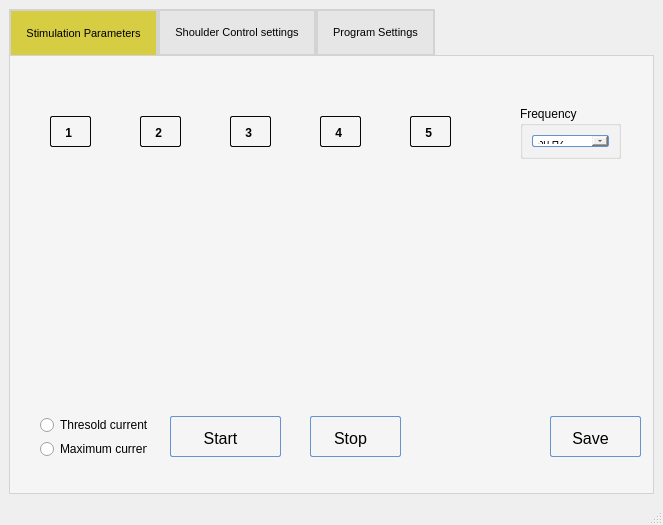
This is POML060_v1/stageprogram.ui in viniltc/POML060 as Qt 5 draws it before an edit. The edited form follows.
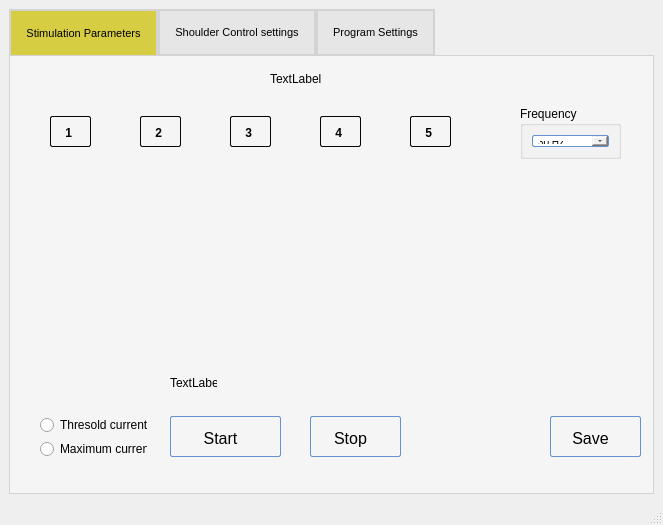
This is the edited form. Icons and pictures are not drawn. Custom widgets are drawn as their Qt base class.

Diff of the .ui file:
```diff
--- a/POML060_v1/stageprogram.ui
+++ b/POML060_v1/stageprogram.ui
@@ -610,6 +610,32 @@
          <string>  5</string>
         </property>
        </widget>
+       <widget class="QLabel" name="label_pLabel">
+        <property name="geometry">
+         <rect>
+          <x>260</x>
+          <y>12</y>
+          <width>101</width>
+          <height>21</height>
+         </rect>
+        </property>
+        <property name="text">
+         <string>TextLabel</string>
+        </property>
+       </widget>
+       <widget class="QLabel" name="label_PW">
+        <property name="geometry">
+         <rect>
+          <x>160</x>
+          <y>320</y>
+          <width>47</width>
+          <height>13</height>
+         </rect>
+        </property>
+        <property name="text">
+         <string>TextLabel</string>
+        </property>
+       </widget>
       </widget>
       <widget class="QWidget" name="tab_2">
        <attribute name="title">
```
